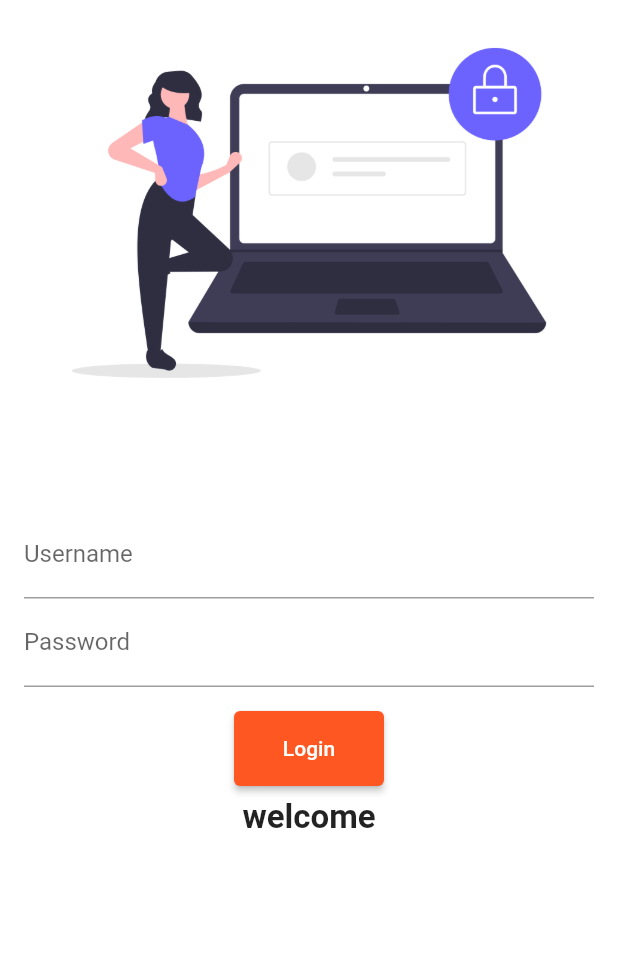
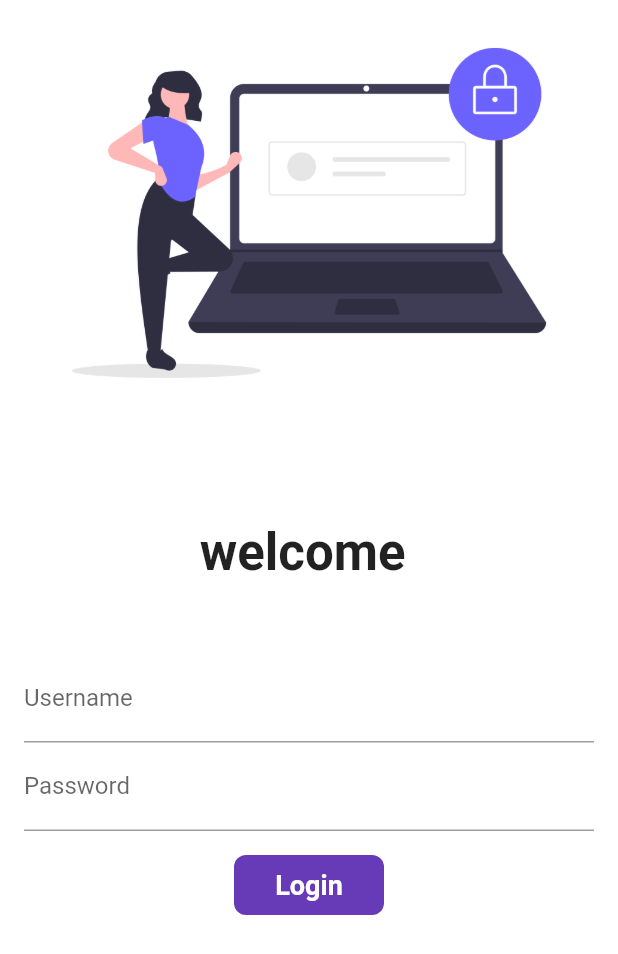
Before and after one commit to mkbhru/app_expendsYT8hour, a Flutter app: the screen it shows after launch, on a phone screen of 412 x 824 dp. Shown: the top 954 px of the screen. Run offline on Flutter 3.47's test engine with Material 2 defaults, Android fonts, the light colour scheme and no system bars; our stand-ins replace google_fonts.

Commit message:
6 complete

```diff
--- a/lib/pages/loginpage.dart
+++ b/lib/pages/loginpage.dart
@@ -1,7 +1,14 @@
 import 'package:app_expends/routes/routes.dart';
 import 'package:flutter/material.dart';
 
-class Loginpage extends StatelessWidget {
+class Loginpage extends StatefulWidget {
+  @override
+  _LoginpageState createState() => _LoginpageState();
+}
+
+class _LoginpageState extends State<Loginpage> {
+  String name = "";
+  bool changeButton = false;
   @override
   Widget build(BuildContext context) {
     return Material(
@@ -19,11 +26,25 @@ class Loginpage extends StatelessWidget {
                 padding: const EdgeInsets.all(16.0),
                 child: Column(
                   children: [
+                    Padding(
+                      padding: const EdgeInsets.all(8.0),
+                      child: Text(
+                        "welcome \n $name",
+                        style: TextStyle(
+                          fontSize: 34,
+                          fontWeight: FontWeight.bold,
+                        ),
+                      ),
+                    ),
                     TextFormField(
                       decoration: InputDecoration(
                         hintText: "Enter Usernamee",
                         labelText: "Username  ",
                       ),
+                      onChanged: (value) {
+                        name = value;
+                        setState(() {});
+                      },
                     ),
                     TextFormField(
                       obscureText: true,
@@ -35,23 +56,48 @@ class Loginpage extends StatelessWidget {
                   ],
                 ),
               ),
-              ElevatedButton(
-                onPressed: () {
+              InkWell(
+                onTap: () async {
+                  // Navigator.pushNamed(context, MyRoutes.homeroute);
+                  setState(() {
+                    changeButton = true;
+                  });
+                  await Future.delayed(Duration(seconds: 1));
                   Navigator.pushNamed(context, MyRoutes.homeroute);
                 },
-                child: Text("Login"),
-                style: TextButton.styleFrom(minimumSize: Size(100, 50)),
-              ),
-              Padding(
-                padding: const EdgeInsets.all(8.0),
-                child: Text(
-                  "welcome",
-                  style: TextStyle(
-                    fontSize: 22,
-                    fontWeight: FontWeight.bold,
+                child: AnimatedContainer(
+                  duration: Duration(seconds: 1),
+                  width: changeButton ? 50 : 100,
+                  height: 40,
+                  alignment: Alignment.center,
+                  decoration: BoxDecoration(
+                    borderRadius: changeButton
+                        ? BorderRadius.circular(50)
+                        : BorderRadius.circular(8),
+                    color: Colors.deepPurple,
                   ),
+                  child: changeButton
+                      ? Icon(
+                          Icons.done,
+                          color: Colors.white,
+                        )
+                      : Text(
+                          "Login",
+                          style: TextStyle(
+                            color: Colors.white,
+                            fontWeight: FontWeight.bold,
+                            fontSize: 18,
+                          ),
+                        ),
                 ),
-              ),
+              )
+              // ElevatedButton(
+              //   onPressed: () {
+              //
+              //   },
+              //   child: Text("Login"),
+              //   style: TextButton.styleFrom(minimumSize: Size(100, 50)),
+              // ),
             ],
           ),
         ));
```
